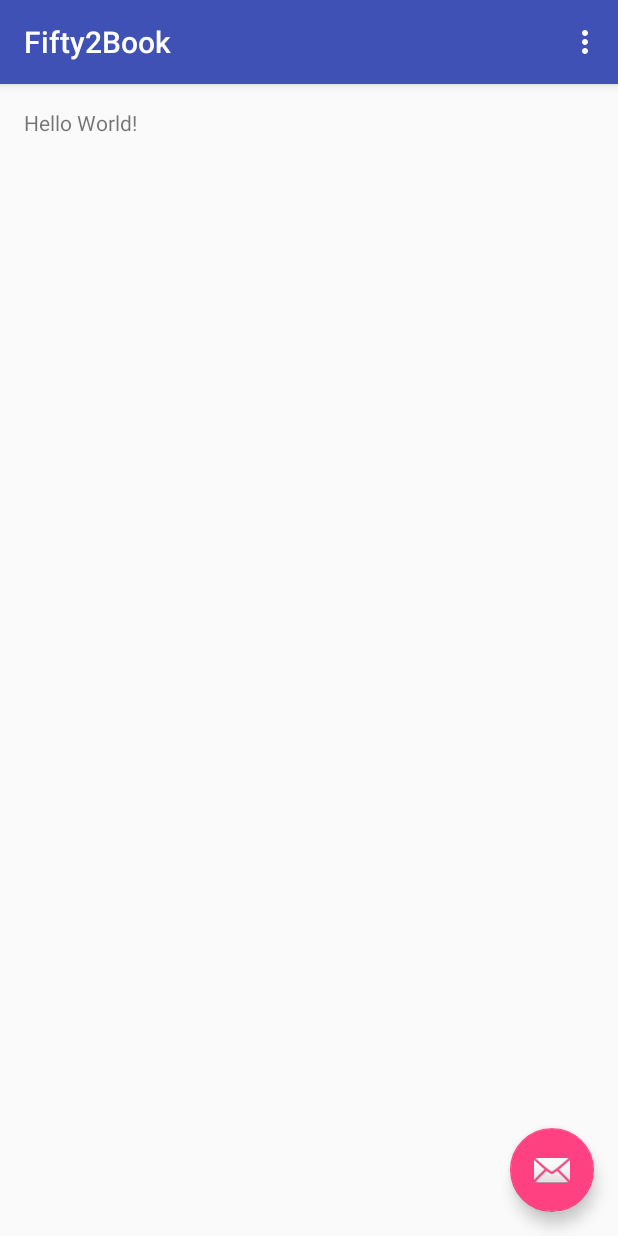
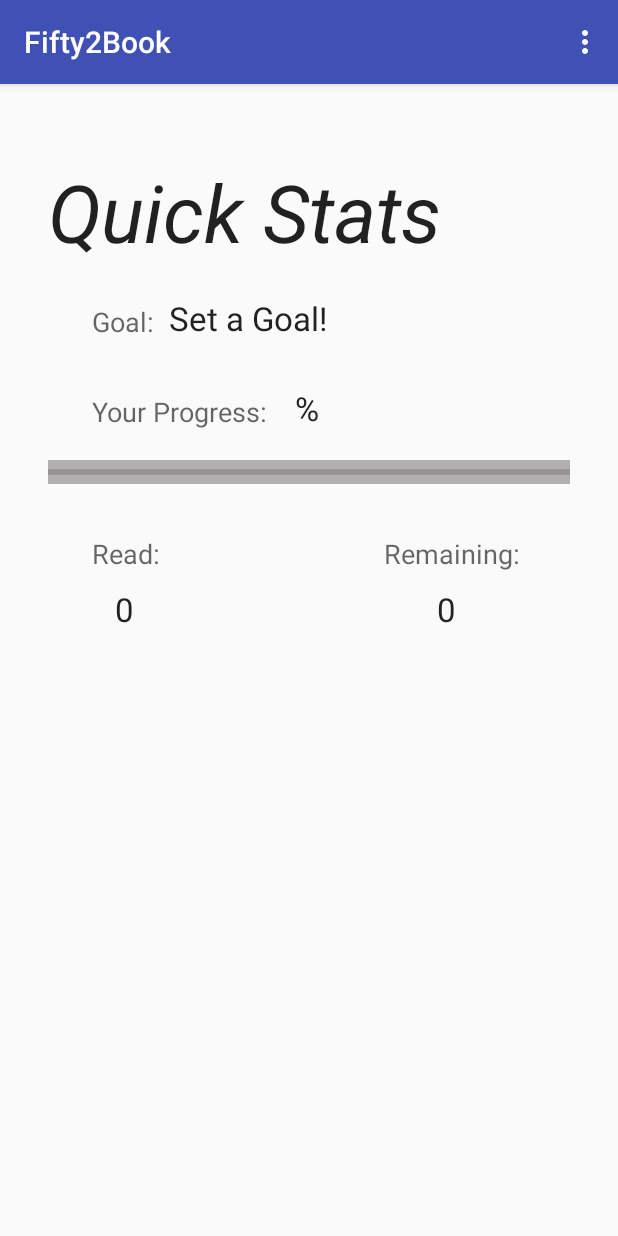
Before and after one commit to kemmons/Fifty2Book, an Android app: the screen it shows after launch (MainActivity), on a phone screen of 412 x 824 dp. Run offline under Robolectric (Android 15) with nearby library versions, the phone set to English and light mode, and no system bars.

Commit message:
Welcome/Quick Stats screen design

```diff
--- a/app/src/main/java/com/emmons/kelsey/umkc/fifty2book/MainActivity.java
+++ b/app/src/main/java/com/emmons/kelsey/umkc/fifty2book/MainActivity.java
@@ -17,15 +17,6 @@ public class MainActivity extends AppCompatActivity {
         setContentView(R.layout.activity_main);
         Toolbar toolbar = (Toolbar) findViewById(R.id.toolbar);
         setSupportActionBar(toolbar);
-
-        FloatingActionButton fab = (FloatingActionButton) findViewById(R.id.fab);
-        fab.setOnClickListener(new View.OnClickListener() {
-            @Override
-            public void onClick(View view) {
-                Snackbar.make(view, "Replace with your own action", Snackbar.LENGTH_LONG)
-                        .setAction("Action", null).show();
-            }
-        });
     }
 
     @Override
--- a/app/src/main/res/layout/activity_main.xml
+++ b/app/src/main/res/layout/activity_main.xml
@@ -23,12 +23,4 @@
 
     <include layout="@layout/content_main" />
 
-    <android.support.design.widget.FloatingActionButton
-        android:id="@+id/fab"
-        android:layout_width="wrap_content"
-        android:layout_height="wrap_content"
-        android:layout_gravity="bottom|end"
-        android:layout_margin="@dimen/fab_margin"
-        android:src="@android:drawable/ic_dialog_email" />
-
 </android.support.design.widget.CoordinatorLayout>
--- a/app/src/main/res/layout/content_main.xml
+++ b/app/src/main/res/layout/content_main.xml
@@ -10,10 +10,120 @@
     android:paddingTop="@dimen/activity_vertical_margin"
     app:layout_behavior="@string/appbar_scrolling_view_behavior"
     tools:context="com.emmons.kelsey.umkc.fifty2book.MainActivity"
-    tools:showIn="@layout/activity_main">
+    tools:showIn="@layout/activity_main"
+    android:showDividers="end"
+    android:rowCount="6"
+    android:columnCount="2"
+    android:orientation="vertical">
 
     <TextView
         android:layout_width="wrap_content"
         android:layout_height="wrap_content"
-        android:text="Hello World!" />
+        android:textAppearance="?android:attr/textAppearanceMedium"
+        android:text="@string/goalText"
+        android:id="@+id/goalLabel"
+        android:layout_row="0"
+        android:layout_column="0"
+        android:layout_marginLeft="45dp"
+        android:layout_marginTop="130dp" />
+
+    <TextView
+        android:layout_width="120dp"
+        android:layout_height="wrap_content"
+        android:textAppearance="?android:attr/textAppearanceMedium"
+        android:text="@string/progressText"
+        android:id="@+id/progressText"
+        android:layout_row="3"
+        android:layout_column="0"
+        android:layout_alignStart="@+id/goalLabel"
+        android:layout_marginTop="190dp" />
+
+    <ProgressBar
+        style="?android:attr/progressBarStyleHorizontal"
+        android:layout_width="352dp"
+        android:layout_height="wrap_content"
+        android:id="@+id/goalProgress"
+        android:layout_gravity="center_vertical"
+        android:background="#b2afaf"
+        android:visibility="visible"
+        android:layout_row="5"
+        android:layout_column="0"
+        android:layout_marginLeft="32dp"
+        android:layout_below="@+id/progressText"
+        android:layout_centerHorizontal="true"
+        android:layout_marginTop="20dp" />
+
+    <TextView
+        android:layout_width="wrap_content"
+        android:layout_height="wrap_content"
+        android:textAppearance="?android:attr/textAppearanceMedium"
+        android:text="Read:"
+        android:id="@+id/readLabel"
+        android:layout_below="@+id/goalLabel"
+        android:layout_marginLeft="45dp"
+        android:layout_marginTop="130dp" />
+
+    <TextView
+        android:layout_width="wrap_content"
+        android:layout_height="wrap_content"
+        android:textAppearance="?android:attr/textAppearanceMedium"
+        android:text="Remaining:"
+        android:id="@+id/remainingLabel"
+        android:layout_marginRight="45dp"
+        android:layout_alignTop="@+id/readLabel"
+        android:layout_alignEnd="@+id/goalProgress"
+        android:layout_marginEnd="33dp" />
+
+    <TextView
+        android:layout_width="wrap_content"
+        android:layout_height="wrap_content"
+        android:textAppearance="?android:attr/textAppearanceLarge"
+        android:text="Quick Stats"
+        android:id="@+id/headerLabel"
+        android:layout_alignParentTop="true"
+        android:layout_alignStart="@+id/goalProgress"
+        android:layout_marginTop="33dp"
+        android:textSize="24pt"
+        android:textStyle="italic" />
+
+    <TextView
+        android:layout_width="wrap_content"
+        android:layout_height="wrap_content"
+        android:textAppearance="?android:attr/textAppearanceLarge"
+        android:text="Set a Goal!"
+        android:id="@+id/goalValue"
+        android:layout_above="@+id/readLabel"
+        android:layout_toEndOf="@id/goalLabel"
+        android:layout_marginLeft="10dp" />
+
+    <TextView
+        android:layout_width="wrap_content"
+        android:layout_height="wrap_content"
+        android:textAppearance="?android:attr/textAppearanceLarge"
+        android:text=" %"
+        android:id="@+id/progressPercent"
+        android:layout_marginTop="185dp"
+        android:layout_marginLeft="10dp"
+        android:layout_toEndOf="@id/progressText" />
+
+    <TextView
+        android:layout_width="wrap_content"
+        android:layout_height="wrap_content"
+        android:textAppearance="?android:attr/textAppearanceLarge"
+        android:text="0"
+        android:id="@+id/readValue"
+        android:layout_below="@+id/readLabel"
+        android:layout_alignStart="@+id/readLabel"
+        android:layout_marginTop="10dp"
+        android:layout_marginLeft="15dp" />
+
+    <TextView
+        android:layout_width="wrap_content"
+        android:layout_height="wrap_content"
+        android:textAppearance="?android:attr/textAppearanceLarge"
+        android:text="0"
+        android:id="@+id/remainValue"
+        android:layout_alignTop="@+id/readValue"
+        android:layout_alignStart="@+id/remainingLabel"
+        android:layout_marginLeft="35dp" />
 </RelativeLayout>
--- a/app/src/main/res/values/strings.xml
+++ b/app/src/main/res/values/strings.xml
@@ -1,4 +1,6 @@
 <resources>
     <string name="app_name">Fifty2Book</string>
     <string name="action_settings">Settings</string>
+    <string name="progressText">Your Progress:</string>
+    <string name="goalText">Goal:</string>
 </resources>
```
